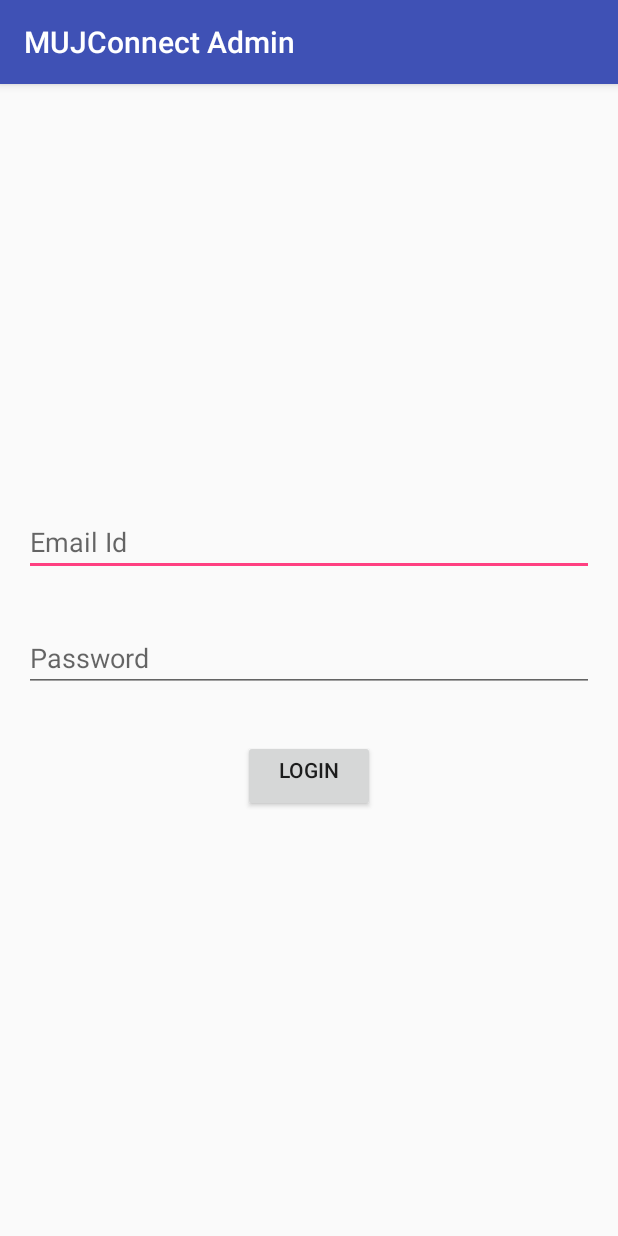
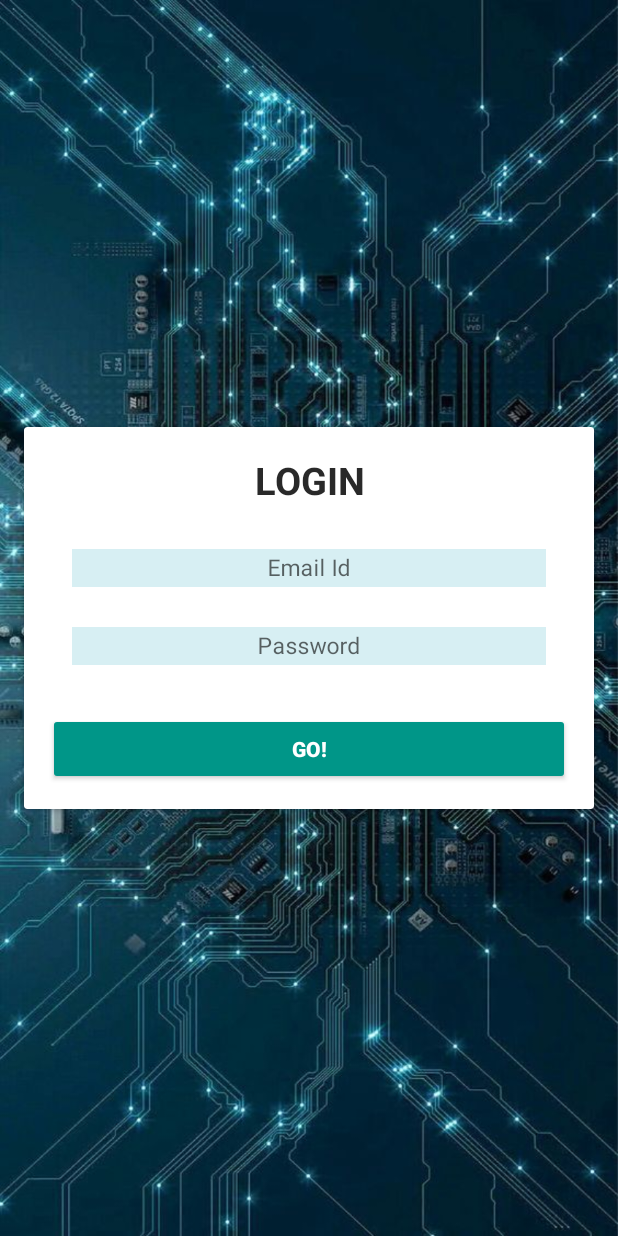
Before and after one commit to parthgoe1/MUJConnectAdmin, an Android app: the screen it shows after launch (MainActivity), on a phone screen of 412 x 824 dp. Run offline under Robolectric (Android 15) with nearby library versions, the phone set to English and light mode, and no system bars; our stand-ins replace Firebase (no records; nobody signed in at launch, a user with empty details on screens opened directly).

Commit message:
Some changes

```diff
--- a/app/src/main/java/tech/sadana/mujconnectadmin/ApertureShow.java
+++ b/app/src/main/java/tech/sadana/mujconnectadmin/ApertureShow.java
@@ -6,6 +6,8 @@ import android.os.Bundle;
 import android.support.v7.widget.LinearLayoutManager;
 import android.support.v7.widget.RecyclerView;
 import android.util.Log;
+import android.view.Window;
+import android.view.WindowManager;
 
 import com.google.firebase.database.DataSnapshot;
 import com.google.firebase.database.DatabaseError;
@@ -30,6 +32,10 @@ public class ApertureShow extends AppCompatActivity {
     @Override
     protected void onCreate(Bundle savedInstanceState) {
         super.onCreate(savedInstanceState);
+        requestWindowFeature(Window.FEATURE_NO_TITLE); //will hide the title
+        getSupportActionBar().hide(); // hide the title bar
+        this.getWindow().setFlags(WindowManager.LayoutParams.FLAG_FULLSCREEN,
+                WindowManager.LayoutParams.FLAG_FULLSCREEN); //enable full screen
         setContentView(R.layout.activity_aperture_show);
 
         recyclerView = findViewById(R.id.recyclerView);
--- a/app/src/main/java/tech/sadana/mujconnectadmin/LitmusShow.java
+++ b/app/src/main/java/tech/sadana/mujconnectadmin/LitmusShow.java
@@ -6,6 +6,8 @@ import android.os.Bundle;
 import android.support.v7.widget.LinearLayoutManager;
 import android.support.v7.widget.RecyclerView;
 import android.util.Log;
+import android.view.Window;
+import android.view.WindowManager;
 
 import com.google.firebase.database.DataSnapshot;
 import com.google.firebase.database.DatabaseError;
@@ -29,6 +31,10 @@ public class LitmusShow extends AppCompatActivity {
     @Override
     protected void onCreate(Bundle savedInstanceState) {
         super.onCreate(savedInstanceState);
+        requestWindowFeature(Window.FEATURE_NO_TITLE); //will hide the title
+        getSupportActionBar().hide(); // hide the title bar
+        this.getWindow().setFlags(WindowManager.LayoutParams.FLAG_FULLSCREEN,
+                WindowManager.LayoutParams.FLAG_FULLSCREEN); //enable full screen
         setContentView(R.layout.activity_litmus_show);recyclerView = findViewById(R.id.recyclerView);
 
         recyclerView.setHasFixedSize(true);
--- a/app/src/main/java/tech/sadana/mujconnectadmin/MainActivity.java
+++ b/app/src/main/java/tech/sadana/mujconnectadmin/MainActivity.java
@@ -7,6 +7,8 @@ import android.support.v7.app.AppCompatActivity;
 import android.os.Bundle;
 import android.util.Log;
 import android.view.View;
+import android.view.Window;
+import android.view.WindowManager;
 import android.widget.EditText;
 import android.widget.Toast;
 
@@ -25,6 +27,10 @@ public class MainActivity extends AppCompatActivity {
         FirebaseApp.initializeApp(this);
 
         super.onCreate(savedInstanceState);
+        requestWindowFeature(Window.FEATURE_NO_TITLE); //will hide the title
+        getSupportActionBar().hide(); // hide the title bar
+        this.getWindow().setFlags(WindowManager.LayoutParams.FLAG_FULLSCREEN,
+                WindowManager.LayoutParams.FLAG_FULLSCREEN); //enable full screen
         setContentView(R.layout.activity_main);
         mAuth = FirebaseAuth.getInstance();
 
--- /dev/null
+++ b/app/src/main/res/drawable/round_corner.xml
@@ -0,0 +1,16 @@
+<?xml version="1.0" encoding="utf-8"?>
+<shape xmlns:android="http://schemas.android.com/apk/res/android" >
+    <stroke
+        android:width="4dp"
+        android:color="@color/roundedCorner" />
+
+    <solid android:color="@color/roundedCorner" />
+
+    <padding
+        android:left="20dp"
+        android:right="20dp"
+        android:bottom="10dp"
+        android:top="10dp" />
+
+    <corners android:radius="0dp" />
+</shape>
--- a/app/src/main/res/layout/activity_main.xml
+++ b/app/src/main/res/layout/activity_main.xml
@@ -1,40 +1,106 @@
 <?xml version="1.0" encoding="utf-8"?>
+<LinearLayout xmlns:android="http://schemas.android.com/apk/res/android"
+    xmlns:app="http://schemas.android.com/apk/res-auto"
+    xmlns:tools="http://schemas.android.com/tools"
+    android:layout_width="match_parent"
+    android:layout_height="wrap_content"
+    android:layout_gravity="center"
+    android:background="@drawable/background17"
+    android:focusable="true"
+    android:focusableInTouchMode="true"
+    android:gravity="center"
+    android:orientation="vertical">
+
+    <android.support.v7.widget.CardView
+        android:layout_width="match_parent"
+        android:layout_height="wrap_content"
+        android:layout_margin="16dp"
+        android:layout_marginTop="64dp">
+
         <LinearLayout
             android:layout_width="match_parent"
             android:layout_height="wrap_content"
-    xmlns:android="http://schemas.android.com/apk/res/android"
-    android:orientation="vertical"
-    android:layout_gravity="center">
+            android:orientation="vertical">
+
+            <TextView
+                android:layout_width="match_parent"
+                android:layout_height="wrap_content"
+                android:layout_marginBottom="16dp"
+                android:layout_marginLeft="32dp"
+                android:layout_marginRight="32dp"
+                android:layout_marginTop="16dp"
+                android:gravity="center"
+                android:padding="2dp"
+                android:text="@string/login"
+                android:textColor="@color/black"
+                android:textSize="25dp"
+                android:textStyle="bold" />
+
+            <android.support.design.widget.TextInputLayout
+                android:layout_width="match_parent"
+                android:layout_height="wrap_content">
 
                 <EditText
+                    android:id="@+id/emailid"
                     android:layout_width="match_parent"
                     android:layout_height="wrap_content"
-        android:hint="Email Id"
-        android:id="@+id/emailid"
+                    android:layout_marginBottom="16dp"
+                    android:layout_marginLeft="32dp"
+                    android:layout_marginRight="32dp"
+                    android:layout_marginTop="16dp"
+                    android:background="@drawable/round_corner"
+                    android:gravity="center"
+                    android:hint="@string/email_id"
+                    android:inputType="textEmailAddress"
+                    android:padding="2dp"
                     android:textColor="@color/black"
-        android:layout_margin="16dip"/>
+                    android:textSize="15dp" />
+
+            </android.support.design.widget.TextInputLayout>
+
+            <android.support.design.widget.TextInputLayout
+                android:layout_width="match_parent"
+                android:layout_height="wrap_content">
+
 
                 <EditText
+                    android:id="@+id/password"
                     android:layout_width="match_parent"
                     android:layout_height="wrap_content"
-        android:hint="Password"
-        android:id="@+id/password"
+                    android:layout_marginBottom="16dp"
+                    android:layout_marginLeft="32dp"
+                    android:layout_marginRight="32dp"
+                    android:layout_marginTop="8dp"
+                    android:background="@drawable/round_corner"
+                    android:gravity="center"
+                    android:hint="@string/passsword"
                     android:inputType="textPassword"
+                    android:padding="2dp"
                     android:textColor="@color/black"
-        android:layout_margin="16dip"/>
+                    android:textSize="15dp" />
+
+
+            </android.support.design.widget.TextInputLayout>
+
 
             <Button
-        android:layout_width="wrap_content"
+                android:id="@+id/login"
+                style="@style/Widget.AppCompat.Button.Colored"
+                android:layout_width="match_parent"
                 android:layout_height="wrap_content"
-        android:gravity="center_horizontal"
-        android:text="Login"
+                android:layout_gravity="center_horizontal"
+                android:layout_margin="16dp"
+                android:layout_marginBottom="16dp"
+                android:layout_marginLeft="32dp"
+                android:layout_marginRight="32dp"
+                android:layout_marginTop="16dp"
+                android:gravity="center"
                 android:onClick="loginNow"
-        android:id="@+id/login"
-        android:layout_gravity="center_horizontal"
-        android:layout_margin="16dip"/>
-
-
-
-
+                android:padding="2dp"
+                android:text="GO!"
+                android:textStyle="bold" />
 
         </LinearLayout>
+    </android.support.v7.widget.CardView>
+
+</LinearLayout>
--- a/app/src/main/res/values/colors.xml
+++ b/app/src/main/res/values/colors.xml
@@ -2,7 +2,7 @@
 <resources>
     <color name="colorPrimary">#3F51B5</color>
     <color name="colorPrimaryDark">#303F9F</color>
-    <color name="colorAccent">#FF4081</color>
+    <color name="colorAccent">#009688</color>
 
 
     <color name="background">#0f1126</color>
@@ -26,4 +26,7 @@
     <color name = "yellowCard">#ffb74d</color>
     <color name ="defaultCard">#ff424242</color>
 
+    //color round corner
+    <color name ="roundedCorner">#d7eff3</color>
+
 </resources>
--- a/app/src/main/res/values/strings.xml
+++ b/app/src/main/res/values/strings.xml
@@ -1,3 +1,6 @@
 <resources>
     <string name="app_name">MUJConnect Admin</string>
+    <string name="email_id">Email Id</string>
+    <string name="passsword">Password</string>
+    <string name="login">LOGIN</string>
 </resources>
--- a/app/src/main/res/values/styles.xml
+++ b/app/src/main/res/values/styles.xml
@@ -8,4 +8,10 @@
         <item name="colorAccent">@color/colorAccent</item>
     </style>
 
+    <style name="AppTheme.NoActionBar" parent="Theme.AppCompat.Light.DarkActionBar">
+        <item name="windowActionBar">false</item>
+        <item name="windowNoTitle">true</item>
+        <item name="android:windowFullscreen">true</item>
+    </style>
+
 </resources>
```
Also changed, not shown: app/src/main/res/layout/activity_aperture_show.xml (+13 -8 lines), app/src/main/res/layout/details_recyclerview.xml (+32 -28 lines), app/src/main/res/drawable/background17.jpg (added), app/src/main/res/drawable/background18.jpg (added). Lines whose indentation alone changed are shown as unchanged.
